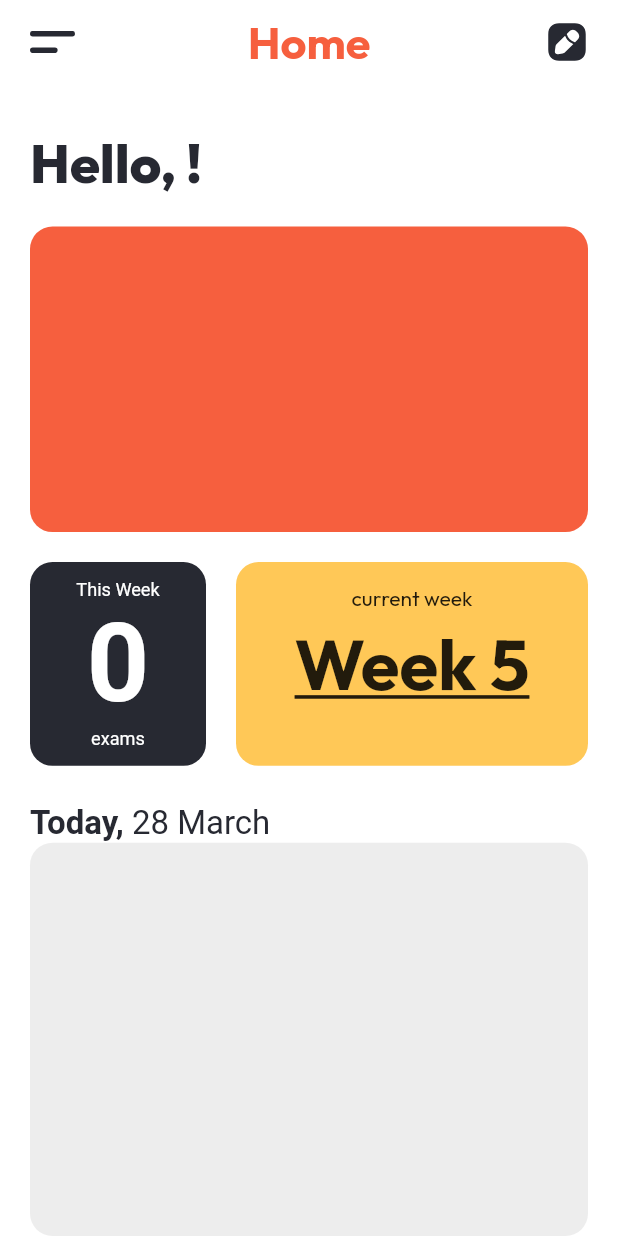
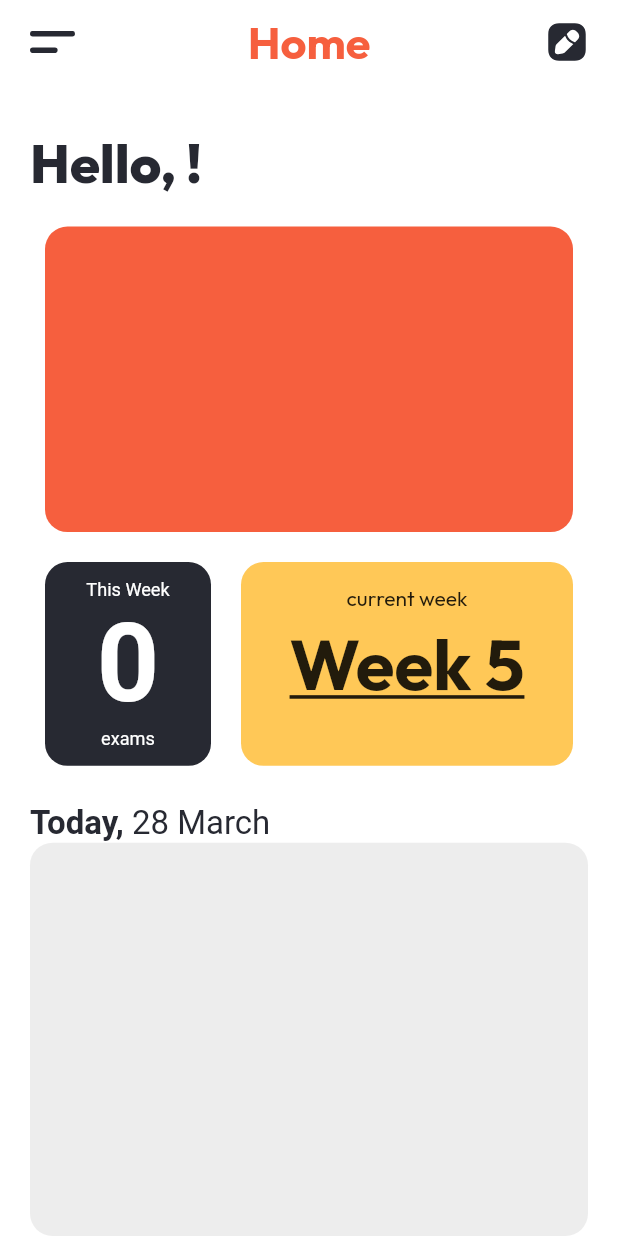
Before and after one commit to ShadyH20/gucentral-test2, a Flutter app: the HomePage screen opened directly, on a phone screen of 412 x 824 dp. Run offline on Flutter 3.47's test engine with Material 2 defaults, Android fonts, the phone set to English and light mode, and no system bars; our stand-ins replace auto_size_text, data_table_2, dropdown_button2, flutter_svg, flutter_time_picker_spinner, flutter_zoom_drawer and 6 more; missing offline and left inert: all_sensors, date_picker_widget, lazy_load_indexed_stack; accounts and stored records are empty.

Commit message:
Update home_page.dart

```diff
--- a/lib/pages/home_page.dart
+++ b/lib/pages/home_page.dart
@@ -110,7 +110,9 @@ class _HomePageState extends State<HomePage>
               //// THE 3 BOXES ////
               Expanded(
                   flex: 4,
-                  child: Column(
+                  child: Padding(
+padding: const EdgeInsets.symmetric(horizontal: 10),
+child: Column(
                     children: [
                       //// SUMMARY ////
                       Expanded(
@@ -215,7 +217,7 @@ class _HomePageState extends State<HomePage>
                       ),
                       const SizedBox(height: 25),
                     ],
-                  )),
+                  )),),
 
               //// SCHEDULE ////
               Expanded(
```
